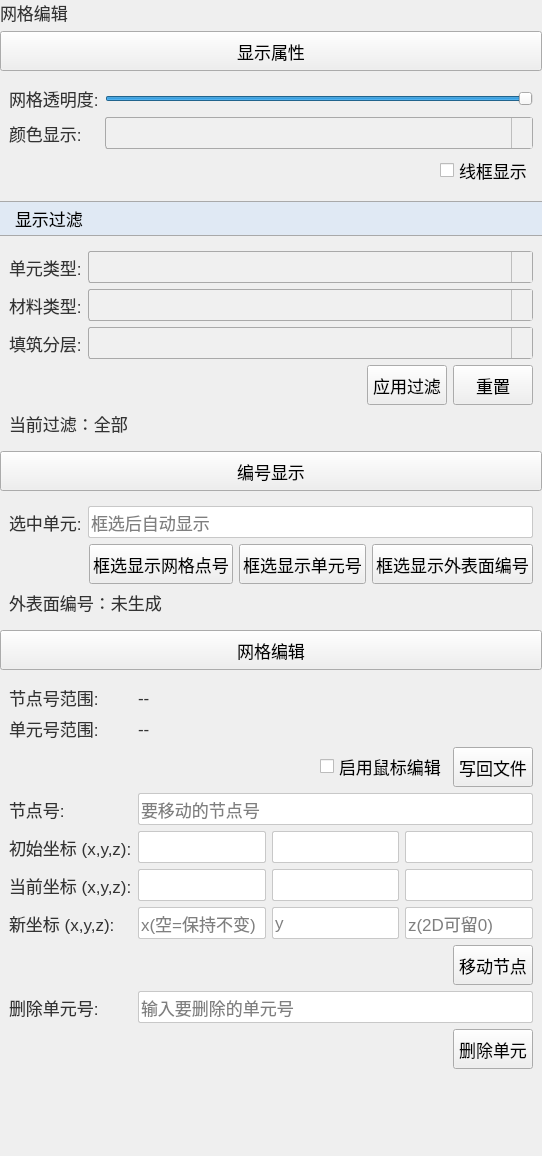
First picture: the form in plugins/Base_Mesh/GridEditingWidget-2.ui, repository asd977/base_cae, before the edit.
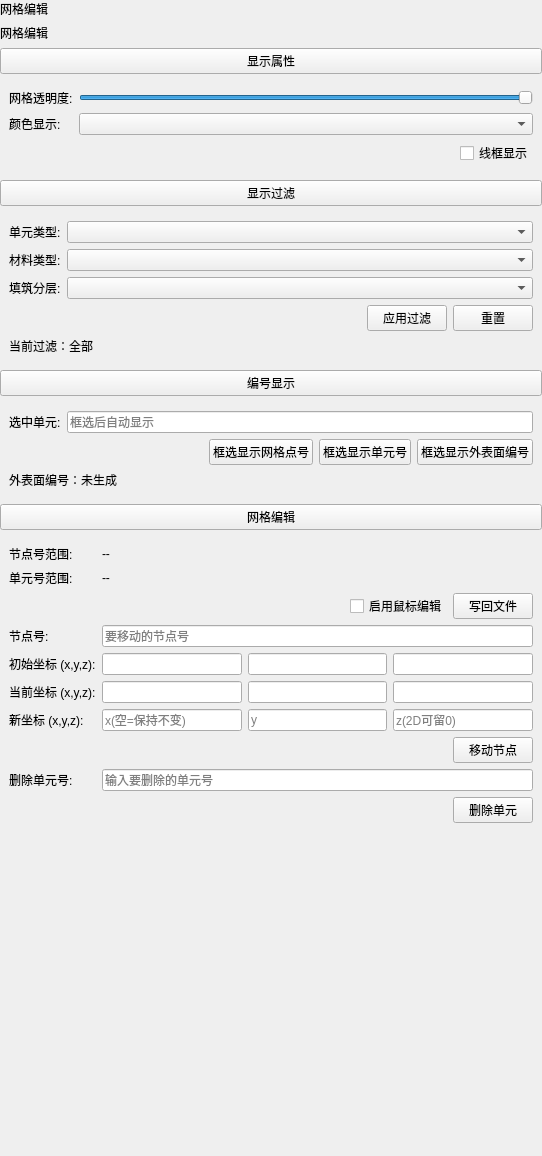
Second picture: the form after the edit. Icons and pictures are not drawn.

Commit message: fix(ui): place verticalSpacer at page root layout end

The edit to the form file:
```diff
--- a/plugins/Base_Mesh/GridEditingWidget-2.ui
+++ b/plugins/Base_Mesh/GridEditingWidget-2.ui
@@ -13,104 +13,6 @@
   <property name="windowTitle">
    <string>网格编辑</string>
   </property>
-  <property name="styleSheet">
-   <string notr="true">QWidget{
-font-family: &quot;Microsoft YaHei&quot;, &quot;微软雅黑&quot;;
-}
-QPushButton {
-    font-size: 17px;
-    min-height: 32px;
-}
-QPushButton#pushButton {
-    background-color: rgb(224, 233, 244);
-    border-width: 1px;
-    border-color: rgb(121, 121, 121);
-    border-style: solid;
-    min-height: 33px;
-    border-top: 1px solid rgb(169, 169, 169);
-    border-bottom: 1px solid rgb(169, 169, 169);
-    border-left: none;
-    border-right: none;
-    text-align: left;
-    padding-left: 15px;
-    font-size: 17px;
-}
-QLabel {
-    font-size: 17px;
-    color: rgb(51, 51, 51);
-}
-QLabel#pageNameLabel {
-    font-size: 20px;
-    padding-left: 9px;
-    color: rgb(53, 103, 147);
-}
-QLineEdit, QTextEdit, QPlainTextEdit, QSpinBox, QDoubleSpinBox, QDateTimeEdit {
-    border: 1px solid rgb(200, 200, 200);
-    border-radius: 2px;
-    font-size: 17px;
-    min-height: 30px;
-}
-QLineEdit:focus, QTextEdit:focus, QPlainTextEdit:focus,
-QSpinBox:focus, QDoubleSpinBox:focus, QDateTimeEdit:focus {
-    border-color: rgb(100, 100, 255);
-    outline: none;
-}
-QComboBox {
-    font-size: 17px;
-    color: rgb(51, 51, 51);
-    padding-left: 6px;
-    background: rgb(240, 240, 240);
-    border: 1px solid rgb(169, 169, 169);
-    border-radius: 3px;
-    min-height: 30px;
-}
-QComboBox::drop-down {
-    subcontrol-origin: padding;
-    subcontrol-position: top right;
-    width: 20px;
-    background: rgb(240, 240, 240);
-    border-left: 1px solid rgb(190, 190, 190);
-}
-QComboBox::down-arrow {
-    image: url(:/resources/arrow_down_drawn.svg);
-    width: 12px;
-    height: 12px;
-}
-QSpinBox::up-button, QDoubleSpinBox::up-button {
-    subcontrol-origin: border;
-    subcontrol-position: top right;
-    width: 18px;
-    border-left: 1px solid rgb(190, 190, 190);
-    border-bottom: 1px solid rgb(210, 210, 210);
-    background: rgb(240, 240, 240);
-}
-QSpinBox::down-button, QDoubleSpinBox::down-button {
-    subcontrol-origin: border;
-    subcontrol-position: bottom right;
-    width: 18px;
-    border-left: 1px solid rgb(190, 190, 190);
-    background: rgb(240, 240, 240);
-}
-QSpinBox::up-arrow, QDoubleSpinBox::up-arrow {
-    image: url(:/resources/arrow_up_drawn.svg);
-    width: 10px;
-    height: 10px;
-}
-QSpinBox::down-arrow, QDoubleSpinBox::down-arrow {
-    image: url(:/resources/arrow_down_drawn.svg);
-    width: 10px;
-    height: 10px;
-}
-QRadioButton, QCheckBox, QGroupBox {
-    font-size: 17px;
-}
-QTableWidget, QTreeWidget, QListWidget {
-    font-size: 16px;
-    gridline-color: rgb(210, 210, 210);
-}
-
-</string>
-  </property>
   <layout class="QVBoxLayout" name="verticalLayout">
    <property name="leftMargin">
     <number>0</number>
@@ -124,7 +26,14 @@
    <property name="bottomMargin">
     <number>0</number>
    </property>
-   <item>
+      <item>
+    <widget class="QLabel" name="pageNameLabel">
+     <property name="text">
+      <string>网格编辑</string>
+     </property>
+    </widget>
+   </item>
+<item>
     <widget class="QLabel" name="label">
      <property name="text">
       <string>网格编辑</string>
```
Left out of the diff: 8 changed lines with no effect on the pictures. The commit also changes 45 other files.
